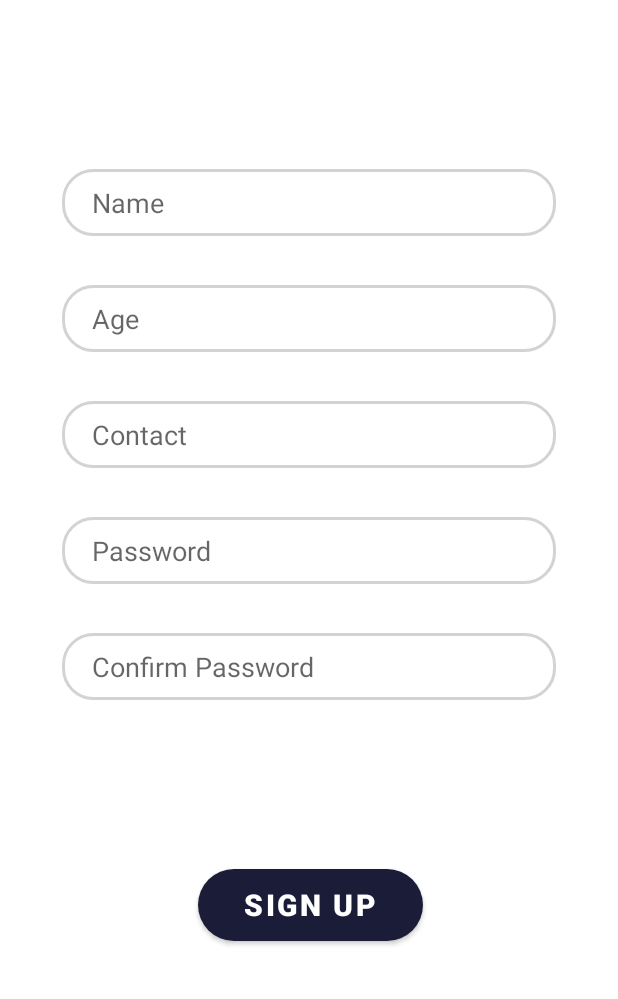
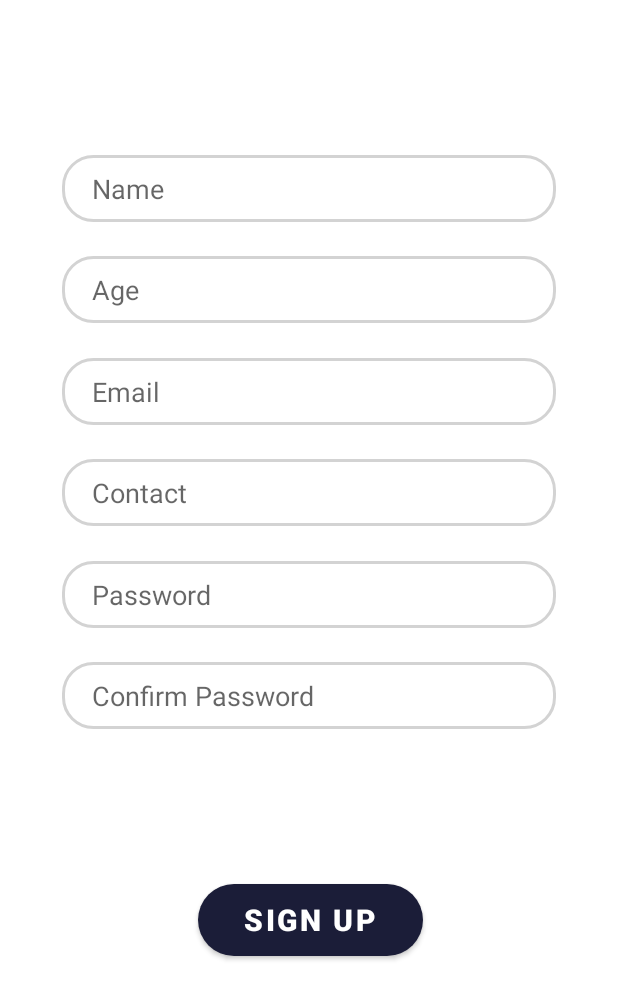
Before and after one commit to shruti8301/Breezy, an Android app: the layout fragment_signup.xml on its own in the app's theme, with its tools: preview values and no code run, on a phone screen of 412 x 824 dp. Shown: the top 999 px of the screen. Run offline under Robolectric (Android 15) with nearby library versions, the phone set to English and light mode, and no system bars; Roboto replaces fonts that are not available here.

```diff
--- a/app/src/main/res/layout/fragment_login.xml
+++ b/app/src/main/res/layout/fragment_login.xml
@@ -14,7 +14,7 @@
         android:layout_marginTop="150dp"
         android:layout_marginBottom="20dp"
         android:background="@drawable/text"
-        android:hint="Username"
+        android:hint="Email"
         android:paddingLeft="20dp"
         android:paddingTop="10dp"
         android:paddingBottom="10dp"
--- a/app/src/main/res/layout/fragment_signup.xml
+++ b/app/src/main/res/layout/fragment_signup.xml
@@ -35,10 +35,27 @@
         android:paddingLeft="20dp"
         android:paddingTop="10dp"
         android:paddingBottom="10dp"
+        app:layout_constraintBottom_toTopOf="@+id/email"
+        app:layout_constraintEnd_toEndOf="parent"
+        app:layout_constraintStart_toStartOf="parent"
+        app:layout_constraintTop_toBottomOf="@+id/name"
+        app:layout_constraintWidth_percent=".8" />
+    <EditText
+        android:id="@+id/email"
+        android:layout_width="0dp"
+        android:layout_height="wrap_content"
+        android:layout_marginTop="10dp"
+        android:layout_marginBottom="10dp"
+        android:background="@drawable/text"
+        android:ems="10"
+        android:hint="Email"
+        android:paddingLeft="20dp"
+        android:paddingTop="10dp"
+        android:paddingBottom="10dp"
         app:layout_constraintBottom_toTopOf="@+id/contact"
         app:layout_constraintEnd_toEndOf="parent"
         app:layout_constraintStart_toStartOf="parent"
-        app:layout_constraintTop_toBottomOf="@+id/name"
+        app:layout_constraintTop_toBottomOf="@+id/age"
         app:layout_constraintWidth_percent=".8" />
 
     <EditText
@@ -58,7 +75,7 @@
         app:layout_constraintBottom_toTopOf="@+id/password_signup"
         app:layout_constraintEnd_toEndOf="parent"
         app:layout_constraintStart_toStartOf="parent"
-        app:layout_constraintTop_toBottomOf="@+id/age"
+        app:layout_constraintTop_toBottomOf="@+id/email"
         app:layout_constraintWidth_percent=".8" />
 
     <EditText
```
